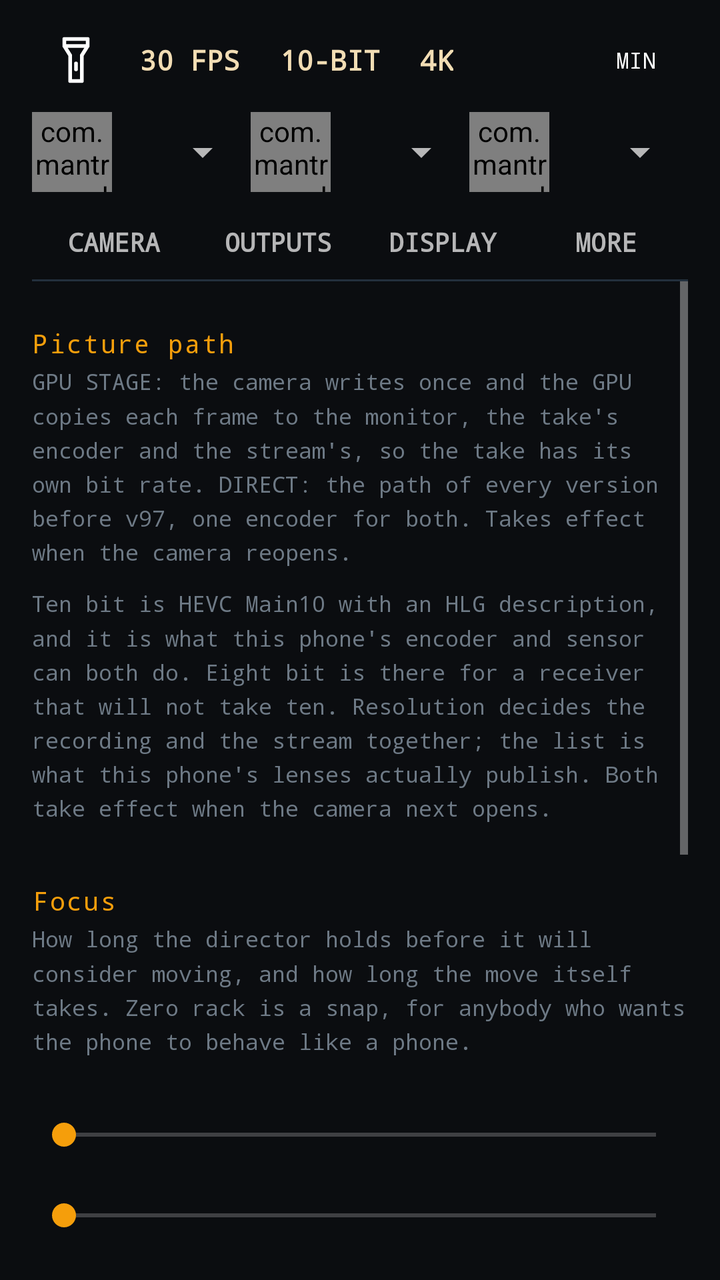
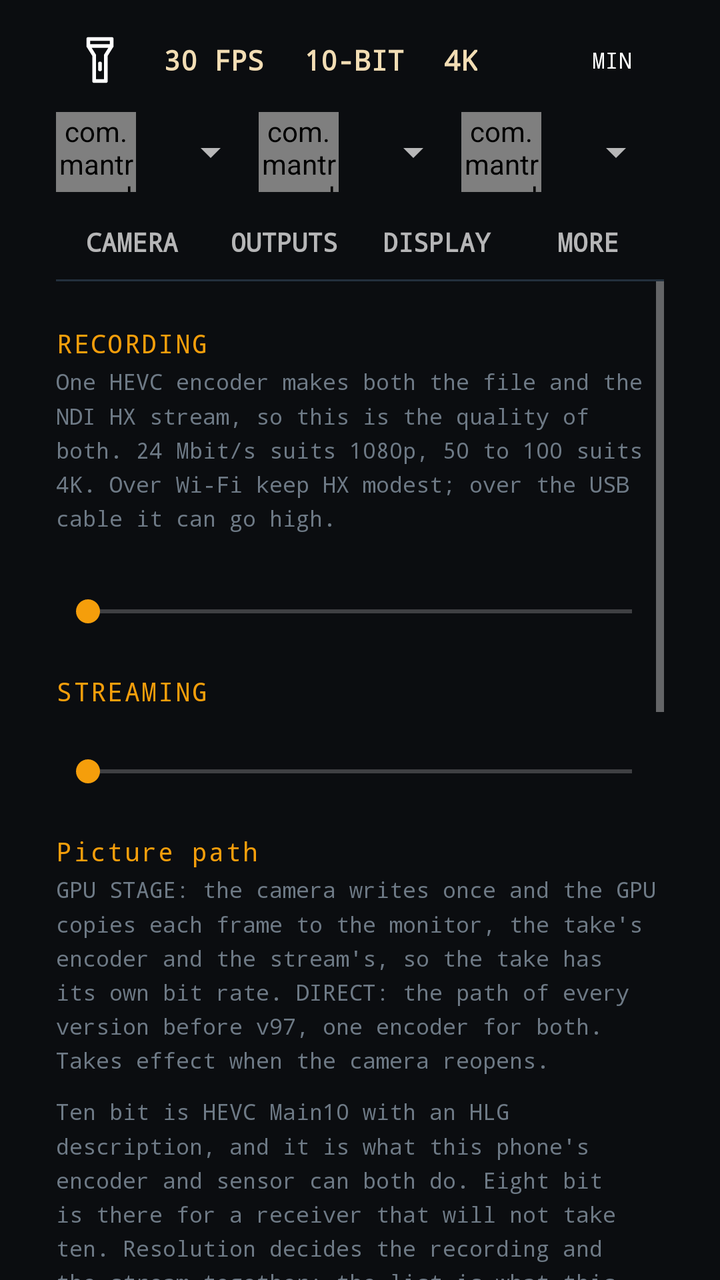

An Android layout rendered at two revisions. The XML below is the earlier revision; the diff shows what the commit changed to produce the second picture.
<!-- AndroidManifest.xml: application theme Theme.MantraNdi -->
<!-- res/layout/activity_settings.xml -->
<?xml version="1.0" encoding="utf-8"?>
<LinearLayout xmlns:android="http://schemas.android.com/apk/res/android"
    android:layout_width="match_parent"
    android:layout_height="match_parent"
    android:orientation="vertical"
    android:background="@color/ink"
    android:fitsSystemWindows="true"
    android:paddingStart="16dp"
    android:paddingEnd="16dp"
    android:paddingTop="8dp">

    <LinearLayout
        android:layout_width="match_parent"
        android:layout_height="wrap_content"
        android:orientation="horizontal"
        android:gravity="center_vertical">
        <ImageButton
            android:id="@+id/torch"
            android:layout_width="44dp"
            android:layout_height="44dp"
            android:background="@android:color/transparent"
            android:contentDescription="light"
            android:src="@drawable/ic_torch" />
        <Button
            android:id="@+id/fpsToggle"
            style="?android:attr/borderlessButtonStyle"
            android:layout_width="wrap_content"
            android:layout_height="wrap_content"
            android:minWidth="0dp"
            android:minHeight="0dp"
            android:paddingStart="10dp"
            android:paddingEnd="10dp"
            android:text="30 FPS"
            android:textAllCaps="false"
            android:textSize="14sp"
            android:textStyle="bold"
            android:textColor="@color/sand"
            android:fontFamily="monospace" />
        <Button
            android:id="@+id/depthToggle"
            style="?android:attr/borderlessButtonStyle"
            android:layout_width="wrap_content"
            android:layout_height="wrap_content"
            android:minWidth="0dp"
            android:minHeight="0dp"
            android:paddingStart="10dp"
            android:paddingEnd="10dp"
            android:text="10-BIT"
            android:textAllCaps="false"
            android:textSize="14sp"
            android:textStyle="bold"
            android:textColor="@color/sand"
            android:fontFamily="monospace" />
        <Button
            android:id="@+id/resToggle"
            style="?android:attr/borderlessButtonStyle"
            android:layout_width="wrap_content"
            android:layout_height="wrap_content"
            android:minWidth="0dp"
            android:minHeight="0dp"
            android:paddingStart="10dp"
            android:paddingEnd="10dp"
            android:text="4K"
            android:textAllCaps="false"
            android:textSize="14sp"
            android:textStyle="bold"
            android:textColor="@color/sand"
            android:fontFamily="monospace" />
        <View android:layout_width="0dp" android:layout_height="1dp" android:layout_weight="1" />
        <Button
            android:id="@+id/minimal"
            style="?android:attr/borderlessButtonStyle"
            android:layout_width="wrap_content"
            android:layout_height="wrap_content"
            android:minWidth="0dp"
            android:minHeight="0dp"
            android:paddingStart="10dp"
            android:paddingEnd="10dp"
            android:text="@string/minimal"
            android:textAllCaps="false"
            android:textSize="11sp"
            android:fontFamily="monospace" />
        <TextView
            android:id="@+id/headerVersion"
            android:layout_width="wrap_content"
            android:layout_height="wrap_content"
            android:paddingStart="6dp"
            android:fontFamily="monospace"
            android:textSize="13sp"
            android:textColor="@color/amber" />
    </LinearLayout>

    <LinearLayout
        android:layout_width="match_parent"
        android:layout_height="wrap_content"
        android:orientation="horizontal"
        android:gravity="center_vertical"
        android:paddingTop="4dp">
            <com.mantraproductions.ndi.RailButton
                android:id="@+id/iconSquare"
                android:layout_width="40dp"
                android:layout_height="40dp" />
            <Spinner
                android:id="@+id/sizeSquare"
                android:layout_width="0dp"
                android:layout_weight="1"
                android:layout_height="wrap_content" />
            <com.mantraproductions.ndi.RailButton
                android:id="@+id/iconCircle"
                android:layout_width="40dp"
                android:layout_height="40dp" />
            <Spinner
                android:id="@+id/sizeCircle"
                android:layout_width="0dp"
                android:layout_weight="1"
                android:layout_height="wrap_content" />
            <com.mantraproductions.ndi.RailButton
                android:id="@+id/iconTriangle"
                android:layout_width="40dp"
                android:layout_height="40dp" />
            <Spinner
                android:id="@+id/sizeTriangle"
                android:layout_width="0dp"
                android:layout_weight="1"
                android:layout_height="wrap_content" />
    </LinearLayout>

    <LinearLayout
        android:layout_width="match_parent"
        android:layout_height="wrap_content"
        android:orientation="horizontal"
        android:paddingTop="6dp">
            <TextView
                android:id="@+id/tabCamera"
                android:layout_width="0dp"
                android:layout_weight="1"
                android:layout_height="wrap_content"
                android:gravity="center"
                android:paddingTop="10dp"
                android:paddingBottom="10dp"
                android:fontFamily="monospace"
                android:textStyle="bold"
                android:textSize="13sp"
                android:text="CAMERA" />
            <TextView
                android:id="@+id/tabOutputs"
                android:layout_width="0dp"
                android:layout_weight="1"
                android:layout_height="wrap_content"
                android:gravity="center"
                android:paddingTop="10dp"
                android:paddingBottom="10dp"
                android:fontFamily="monospace"
                android:textStyle="bold"
                android:textSize="13sp"
                android:text="OUTPUTS" />
            <TextView
                android:id="@+id/tabDisplay"
                android:layout_width="0dp"
                android:layout_weight="1"
                android:layout_height="wrap_content"
                android:gravity="center"
                android:paddingTop="10dp"
                android:paddingBottom="10dp"
                android:fontFamily="monospace"
                android:textStyle="bold"
                android:textSize="13sp"
                android:text="DISPLAY" />
            <TextView
                android:id="@+id/tabMore"
                android:layout_width="0dp"
                android:layout_weight="1"
                android:layout_height="wrap_content"
                android:gravity="center"
                android:paddingTop="10dp"
                android:paddingBottom="10dp"
                android:fontFamily="monospace"
                android:textStyle="bold"
                android:textSize="13sp"
                android:text="MORE" />
    </LinearLayout>
    <View
        android:layout_width="match_parent"
        android:layout_height="1dp"
        android:background="@color/slate" />

    <ScrollView
        android:layout_width="match_parent"
        android:layout_height="0dp"
        android:layout_weight="1"
        android:clipToPadding="false">
        <LinearLayout
            android:layout_width="match_parent"
            android:layout_height="wrap_content"
            android:orientation="vertical"
            android:paddingBottom="24dp">
            <LinearLayout
                android:id="@+id/pageCamera"
                android:layout_width="match_parent"
                android:layout_height="wrap_content"
                android:orientation="vertical"
                android:visibility="visible">
        
        <TextView style="@style/MantraLabel" android:text="@string/picture_path" />
        <TextView android:tag="hint" style="@style/MantraHint" android:text="@string/picture_path_hint" />
        <RadioGroup
            android:id="@+id/picturePath"
            android:layout_width="match_parent"
            android:layout_height="wrap_content"
            android:orientation="horizontal" />
        <TextView android:tag="hint" style="@style/MantraHint"
            android:text="@string/depth_hint" />
        
        <TextView style="@style/MantraLabel" android:text="@string/focus" />
        <TextView android:tag="hint" style="@style/MantraHint" android:text="@string/focus_hint" />
        <TextView android:id="@+id/holdValue" style="@style/MantraValue" />
        <SeekBar
            android:id="@+id/hold"
            android:layout_width="match_parent"
            android:layout_height="wrap_content"
            android:max="100" />
        <TextView android:id="@+id/rackValue" style="@style/MantraValue" />
        <SeekBar
            android:id="@+id/rack"
            android:layout_width="match_parent"
            android:layout_height="wrap_content"
            android:max="100" />

        
        <TextView style="@style/MantraLabel" android:text="@string/tracking" />
        <TextView android:tag="hint" style="@style/MantraHint" android:text="@string/tracking_hint" />
        <TextView android:id="@+id/trackSearchValue" style="@style/MantraValue" />
        <SeekBar
            android:id="@+id/trackSearch"
            android:layout_width="match_parent"
            android:layout_height="wrap_content"
            android:max="25" />
        <TextView android:id="@+id/trackEveryValue" style="@style/MantraValue" />
        <SeekBar
            android:id="@+id/trackEvery"
            android:layout_width="match_parent"
            android:layout_height="wrap_content"
            android:max="9" />
        <TextView android:id="@+id/trackConfidenceValue" style="@style/MantraValue" />
        <SeekBar
            android:id="@+id/trackConfidence"
            android:layout_width="match_parent"
            android:layout_height="wrap_content"
            android:max="75" />
        <TextView android:id="@+id/trackToleranceValue" style="@style/MantraValue" />
        <SeekBar
            android:id="@+id/trackTolerance"
            android:layout_width="match_parent"
            android:layout_height="wrap_content"
            android:max="24" />
        <TextView android:id="@+id/trackFollowValue" style="@style/MantraValue" />
        <SeekBar
            android:id="@+id/trackFollow"
            android:layout_width="match_parent"
            android:layout_height="wrap_content"
            android:max="90" />
            </LinearLayout>
            <LinearLayout
                android:id="@+id/pageOutputs"
                android:layout_width="match_parent"
                android:layout_height="wrap_content"
                android:orientation="vertical"
                android:visibility="gone">
        <TextView style="@style/MantraLabel" android:text="@string/outputs" />
        <TextView android:tag="hint" style="@style/MantraHint" android:text="@string/outputs_hint" />
        <LinearLayout
            android:layout_width="match_parent"
            android:layout_height="wrap_content"
            android:orientation="horizontal"
            android:gravity="center_vertical"
            android:paddingTop="10dp">
            <TextView
                android:layout_width="0dp"
                android:layout_height="wrap_content"
                android:layout_weight="1"
                android:fontFamily="monospace"
                android:textSize="15sp"
                android:textStyle="bold"
                android:textColor="@color/sand"
                android:text="FILE" />
            <Switch
                android:id="@+id/armFile"
                android:layout_width="wrap_content"
                android:layout_height="wrap_content" />
        </LinearLayout>
        <LinearLayout
            android:id="@+id/panelFile"
            android:layout_width="match_parent"
            android:layout_height="wrap_content"
            android:orientation="vertical"
            android:paddingStart="12dp"
            android:visibility="gone">
            <TextView style="@style/MantraLabel" android:text="@string/record_to" />
            <TextView android:tag="hint" style="@style/MantraHint" android:text="@string/record_to_hint" />
            <TextView android:id="@+id/recordFolder" style="@style/MantraValue" />
            <LinearLayout
                android:layout_width="match_parent"
                android:layout_height="wrap_content"
                android:orientation="horizontal">
                <Button
                    android:id="@+id/chooseFolder"
                    style="@style/MantraKey"
                    android:layout_width="0dp"
                    android:layout_weight="1"
                    android:text="@string/choose_folder" />
                <Button
                    android:id="@+id/defaultFolder"
                    style="@style/MantraKey"
                    android:layout_width="0dp"
                    android:layout_weight="1"
                    android:text="@string/default_folder" />
            </LinearLayout>
        </LinearLayout>
        <LinearLayout
            android:layout_width="match_parent"
            android:layout_height="wrap_content"
            android:orientation="horizontal"
            android:gravity="center_vertical"
            android:paddingTop="10dp">
            <TextView
                android:layout_width="0dp"
                android:layout_height="wrap_content"
                android:layout_weight="1"
                android:fontFamily="monospace"
                android:textSize="15sp"
                android:textStyle="bold"
                android:textColor="@color/sand"
                android:text="USB" />
            <Switch
                android:id="@+id/armUsb"
                android:layout_width="wrap_content"
                android:layout_height="wrap_content" />
        </LinearLayout>
        <LinearLayout
            android:id="@+id/panelUsb"
            android:layout_width="match_parent"
            android:layout_height="wrap_content"
            android:orientation="vertical"
            android:paddingStart="12dp"
            android:visibility="gone">
            <TextView style="@style/MantraHint" android:text="@string/usb_obs_soon" />
            
            <TextView style="@style/MantraLabel" android:text="@string/usb" />
            <TextView android:tag="hint" style="@style/MantraHint" android:text="@string/usb_hint" />
            <TextView
                android:id="@+id/usbState"
                style="@style/MantraValue"
                android:lineSpacingMultiplier="1.35"
                android:paddingBottom="8dp" />
            <Button
                android:id="@+id/usbSettings"
                style="@style/MantraKey"
                android:layout_width="match_parent"
                android:text="@string/usb_open" />
            <TextView android:tag="hint" style="@style/MantraHint" android:text="@string/usb_webcam" />
        </LinearLayout>
        <LinearLayout
            android:layout_width="match_parent"
            android:layout_height="wrap_content"
            android:orientation="horizontal"
            android:gravity="center_vertical"
            android:paddingTop="10dp">
            <TextView
                android:layout_width="0dp"
                android:layout_height="wrap_content"
                android:layout_weight="1"
                android:fontFamily="monospace"
                android:textSize="15sp"
                android:textStyle="bold"
                android:textColor="@color/sand"
                android:text="NDI" />
            <Switch
                android:id="@+id/armNdi"
                android:layout_width="wrap_content"
                android:layout_height="wrap_content" />
        </LinearLayout>
        <LinearLayout
            android:id="@+id/panelNdi"
            android:layout_width="match_parent"
            android:layout_height="wrap_content"
            android:orientation="vertical"
            android:paddingStart="12dp"
            android:visibility="gone">
            <TextView style="@style/MantraLabel" android:text="@string/ndi_kind" />
            <RadioGroup
                android:id="@+id/ndiKind"
                android:layout_width="match_parent"
                android:layout_height="wrap_content"
                android:orientation="horizontal" />
            
            <TextView style="@style/MantraLabel" android:text="@string/source_name" />
            <TextView android:tag="hint" style="@style/MantraHint" android:text="@string/source_name_hint" />
            <EditText
                android:id="@+id/sourceName"
                android:layout_width="match_parent"
                android:layout_height="wrap_content"
                android:inputType="text"
                android:maxLines="1"
                android:textColor="@color/sand"
                android:textColorHint="@color/quiet"
                android:fontFamily="monospace"
                android:textSize="14sp"
                android:autofillHints="name"
                android:background="@color/surface"
                android:padding="10dp" />
        </LinearLayout>
        <LinearLayout
            android:layout_width="match_parent"
            android:layout_height="wrap_content"
            android:orientation="horizontal"
            android:gravity="center_vertical"
            android:paddingTop="10dp">
            <TextView
                android:layout_width="0dp"
                android:layout_height="wrap_content"
                android:layout_weight="1"
                android:fontFamily="monospace"
                android:textSize="15sp"
                android:textStyle="bold"
                android:textColor="@color/sand"
                android:text="YOUTUBE" />
            <Switch
                android:id="@+id/armYoutube"
                android:layout_width="wrap_content"
                android:layout_height="wrap_content" />
        </LinearLayout>
        <LinearLayout
            android:id="@+id/panelYoutube"
            android:layout_width="match_parent"
            android:layout_height="wrap_content"
            android:orientation="vertical"
            android:paddingStart="12dp"
            android:visibility="gone">
            <TextView style="@style/MantraHint" android:text="@string/youtube_soon" />
        </LinearLayout>
        <View
            android:layout_width="match_parent"
            android:layout_height="1dp"
            android:layout_marginTop="16dp"
            android:background="@color/slate" />
        
        <TextView style="@style/MantraLabel" android:text="@string/bitrate" />
        <TextView android:tag="hint" style="@style/MantraHint" android:text="@string/bitrate_hint" />
        <TextView
            android:id="@+id/bitRateValue"
            style="@style/MantraValue" />
        <SeekBar
            android:id="@+id/bitRate"
            android:layout_width="match_parent"
            android:layout_height="wrap_content"
            android:max="98" />
        <TextView style="@style/MantraLabel" android:text="@string/stream_bitrate" />
        <TextView
            android:id="@+id/streamBitRateValue"
            style="@style/MantraValue" />
        <SeekBar
            android:id="@+id/streamBitRate"
            android:layout_width="match_parent"
            android:layout_height="wrap_content"
            android:max="48" />
            </LinearLayout>
            <LinearLayout
                android:id="@+id/pageDisplay"
                android:layout_width="match_parent"
                android:layout_height="wrap_content"
                android:orientation="vertical"
                android:visibility="gone">
        
        <Switch
            android:id="@+id/showOutputs"
            android:layout_width="match_parent"
            android:layout_height="wrap_content"
            android:paddingTop="6dp"
            android:fontFamily="monospace"
            android:textSize="13sp"
            android:textColor="@color/sand"
            android:text="SHOW ON THE CAMERA" />
        


        <TextView style="@style/MantraLabel" android:text="@string/luts" />
        <TextView android:tag="hint" style="@style/MantraHint" android:text="@string/luts_hint" />
        <LinearLayout
            android:id="@+id/lutList"
            android:layout_width="match_parent"
            android:layout_height="wrap_content"
            android:orientation="vertical" />
        <Button
            android:id="@+id/addLut"
            style="@style/MantraKey"
            android:layout_width="match_parent"
            android:text="@string/add_lut" />
        <TextView style="@style/MantraLabel" android:text="@string/zebra" />
        <TextView android:id="@+id/zebraValue" style="@style/MantraValue" />
        <SeekBar
            android:id="@+id/zebra"
            android:layout_width="match_parent"
            android:layout_height="wrap_content"
            android:max="50" />
        
        <TextView style="@style/MantraLabel" android:text="@string/peaking" />
        <TextView android:tag="hint" style="@style/MantraHint" android:text="@string/peaking_hint" />
        <TextView android:id="@+id/peakValue" style="@style/MantraValue" />
        <SeekBar
            android:id="@+id/peak"
            android:layout_width="match_parent"
            android:layout_height="wrap_content"
            android:max="100" />
        <RadioGroup
            android:id="@+id/peakColour"
            android:layout_width="match_parent"
            android:layout_height="wrap_content"
            android:orientation="horizontal"
            android:paddingTop="6dp" />
            </LinearLayout>
            <LinearLayout
                android:id="@+id/pageMore"
                android:layout_width="match_parent"
                android:layout_height="wrap_content"
                android:orientation="vertical"
                android:visibility="gone">
        
        <TextView style="@style/MantraLabel" android:text="@string/trace" />
        <TextView android:tag="hint" style="@style/MantraHint" android:text="@string/trace_hint" />
        <Button
            android:id="@+id/exportTrace"
            style="@style/MantraKey"
            android:layout_width="match_parent"
            android:text="@string/export_trace" />

        
        <View
            android:layout_width="match_parent"
            android:layout_height="1dp"
            android:layout_marginTop="24dp"
            android:layout_marginBottom="14dp"
            android:background="@color/slate" />

        <TextView
            android:id="@+id/about"
            android:layout_width="match_parent"
            android:layout_height="wrap_content"
            android:fontFamily="monospace"
            android:textSize="11sp"
            android:lineSpacingMultiplier="1.35"
            android:textColor="@color/quiet"
            android:text="@string/ndi_mark" />

        <TextView
            android:id="@+id/version"
            android:layout_width="match_parent"
            android:layout_height="wrap_content"
            android:fontFamily="monospace"
            android:textSize="11sp"
            android:paddingTop="8dp"
            android:paddingBottom="20dp"
            android:textColor="@color/quiet" />
            </LinearLayout>
        </LinearLayout>
    </ScrollView>
</LinearLayout>
<!-- resources referenced by this layout -->
<resources>
  <color name="amber">#F59E0B</color>
  <color name="ink">#0B0D10</color>
  <color name="quiet">#6E7A86</color>
  <color name="sand">#F2DDB4</color>
  <color name="slate">#23303D</color>
  <color name="surface">#141A21</color>
  <string name="add_lut">ADD LUT (.cube)</string>
  <string name="bitrate">Bit rate — the take</string>
  <string name="bitrate_hint">One HEVC encoder makes both the file and the NDI HX stream, so this is the quality of both. 24 Mbit/s suits 1080p, 50 to 100 suits 4K. Over Wi-Fi keep HX modest; over the USB cable it can go high.</string>
  <string name="choose_folder">CHOOSE FOLDER</string>
  <string name="default_folder">PHONE (DEFAULT)</string>
  <string name="export_trace">Export the trace to Downloads</string>
  <string name="focus">Focus</string>
  <string name="focus_hint">How long the director holds before it will consider moving, and how long the move itself takes. Zero rack is a snap, for anybody who wants the phone to behave like a phone.</string>
  <string name="luts">LUTs</string>
  <string name="luts_hint">The LUT key on the right rail switches through these, then off. Monitor only: the recording keeps its full range.</string>
  <string name="minimal">MIN</string>
  <string name="ndi_kind">Kind of NDI</string>
  <string name="ndi_mark">Powered by NDI®  ·  ndi.video  ·  a registered trademark of Vizrt NDI AB</string>
  <string name="outputs">Outputs</string>
  <string name="outputs_hint">Arm a destination here; nothing leaves the phone until the record key on the camera, and then every armed one starts together and stops together. Mix any of them.</string>
  <string name="peaking">Peaking</string>
  <string name="peaking_hint">How faint an edge still counts, and what colour to mark it. Monitor only; none of it reaches the stream.</string>
  <string name="picture_path">Picture path</string>
  <string name="picture_path_hint">GPU STAGE: the camera writes once and the GPU copies each frame to the monitor, the take\'s encoder and the stream\'s, so the take has its own bit rate. DIRECT: the path of every version before v97, one encoder for both. Takes effect when the camera reopens.</string>
  <string name="record_to">Record to</string>
  <string name="record_to_hint">Where takes and SNAP stills go. Any folder the phone can see, including a USB drive or SSD on the cable. The storage key on the right rail shows what is free there and how long can still be recorded at the current bit rate.</string>
  <string name="source_name">Source name</string>
  <string name="source_name_hint">What a receiver sees in its list. A room with three of these in it is the normal case, and \"Pixel 7\" three times is no use to anybody.</string>
  <string name="stream_bitrate">Bit rate — the stream (GPU stage)</string>
  <string name="trace">The trace</string>
  <string name="trace_hint">Every step, every control change and every refusal, written as it happens. This is the only instrument that reaches a phone with no cable attached.</string>
  <string name="tracking">Tracking focus</string>
  <string name="usb">Streaming down the cable</string>
  <string name="usb_hint">Turn USB tethering on and the phone becomes a network interface on the computer — a private link at USB speed, with none of a hall\'s Wi-Fi in the way. Full NDI at 1080p is about 125 Mbit/s, which a cable carries without noticing and a shared access point does not.</string>
  <string name="usb_obs_soon">OBS over the USB cable arrives in v92. Until then NDI can already travel down the cable: USB tethering, below.</string>
  <string name="usb_open">Open the phone\'s tethering settings</string>
  <string name="youtube_soon">Streaming to YouTube arrives in v93: the stream key, or Google sign-in from the app.</string>
  <string name="zebra">Zebra level</string>
  <!-- unchanged entries left out for length: 9 -->
</resources>

<!-- the commit's change to res/layout/activity_settings.xml (unified diff, before → after) -->
@@ -1,12 +1,16 @@
 <?xml version="1.0" encoding="utf-8"?>
-<LinearLayout xmlns:android="http://schemas.android.com/apk/res/android"
+<FrameLayout xmlns:android="http://schemas.android.com/apk/res/android"
+    android:layout_width="match_parent"
+    android:layout_height="match_parent"
+    android:background="@color/ink"
+    android:fitsSystemWindows="true">
+
+<LinearLayout
     android:layout_width="match_parent"
     android:layout_height="match_parent"
     android:orientation="vertical"
-    android:background="@color/ink"
-    android:fitsSystemWindows="true"
-    android:paddingStart="16dp"
-    android:paddingEnd="16dp"
+    android:paddingStart="28dp"
+    android:paddingEnd="28dp"
     android:paddingTop="8dp">
 
     <LinearLayout
@@ -201,6 +205,27 @@
                 android:orientation="vertical"
                 android:visibility="visible">
         
+        
+        <TextView style="@style/MantraLabel" android:text="@string/bitrate" />
+        <TextView android:tag="hint" style="@style/MantraHint" android:text="@string/bitrate_hint" />
+        <TextView
+            android:id="@+id/bitRateValue"
+            style="@style/MantraValue" />
+        <SeekBar
+            android:id="@+id/bitRate"
+            android:layout_width="match_parent"
+            android:layout_height="wrap_content"
+            android:max="98" />
+        <TextView style="@style/MantraLabel" android:text="@string/stream_bitrate" />
+        <TextView
+            android:id="@+id/streamBitRateValue"
+            style="@style/MantraValue" />
+        <SeekBar
+            android:id="@+id/streamBitRate"
+            android:layout_width="match_parent"
+            android:layout_height="wrap_content"
+            android:max="48" />
+        
         <TextView style="@style/MantraLabel" android:text="@string/picture_path" />
         <TextView android:tag="hint" style="@style/MantraHint" android:text="@string/picture_path_hint" />
         <RadioGroup
@@ -443,26 +468,8 @@
             android:layout_height="1dp"
             android:layout_marginTop="16dp"
             android:background="@color/slate" />
-        
-        <TextView style="@style/MantraLabel" android:text="@string/bitrate" />
-        <TextView android:tag="hint" style="@style/MantraHint" android:text="@string/bitrate_hint" />
-        <TextView
-            android:id="@+id/bitRateValue"
-            style="@style/MantraValue" />
-        <SeekBar
-            android:id="@+id/bitRate"
-            android:layout_width="match_parent"
-            android:layout_height="wrap_content"
-            android:max="98" />
-        <TextView style="@style/MantraLabel" android:text="@string/stream_bitrate" />
-        <TextView
-            android:id="@+id/streamBitRateValue"
-            style="@style/MantraValue" />
-        <SeekBar
-            android:id="@+id/streamBitRate"
-            android:layout_width="match_parent"
-            android:layout_height="wrap_content"
-            android:max="48" />
+
+
             </LinearLayout>
             <LinearLayout
                 android:id="@+id/pageDisplay"
@@ -564,3 +571,4 @@
         </LinearLayout>
     </ScrollView>
 </LinearLayout>
+</FrameLayout>
<!-- resource entries referenced after the edit -->
@@ -7,7 +7,7 @@
   <color name="slate">#23303D</color>
   <color name="surface">#141A21</color>
   <string name="add_lut">ADD LUT (.cube)</string>
-  <string name="bitrate">Bit rate — the take</string>
+  <string name="bitrate">RECORDING</string>
   <string name="bitrate_hint">One HEVC encoder makes both the file and the NDI HX stream, so this is the quality of both. 24 Mbit/s suits 1080p, 50 to 100 suits 4K. Over Wi-Fi keep HX modest; over the USB cable it can go high.</string>
   <string name="choose_folder">CHOOSE FOLDER</string>
   <string name="default_folder">PHONE (DEFAULT)</string>
@@ -29,7 +29,7 @@
   <string name="record_to_hint">Where takes and SNAP stills go. Any folder the phone can see, including a USB drive or SSD on the cable. The storage key on the right rail shows what is free there and how long can still be recorded at the current bit rate.</string>
   <string name="source_name">Source name</string>
   <string name="source_name_hint">What a receiver sees in its list. A room with three of these in it is the normal case, and \"Pixel 7\" three times is no use to anybody.</string>
-  <string name="stream_bitrate">Bit rate — the stream (GPU stage)</string>
+  <string name="stream_bitrate">STREAMING</string>
   <string name="trace">The trace</string>
   <string name="trace_hint">Every step, every control change and every refusal, written as it happens. This is the only instrument that reaches a phone with no cable attached.</string>
   <string name="tracking">Tracking focus</string>
